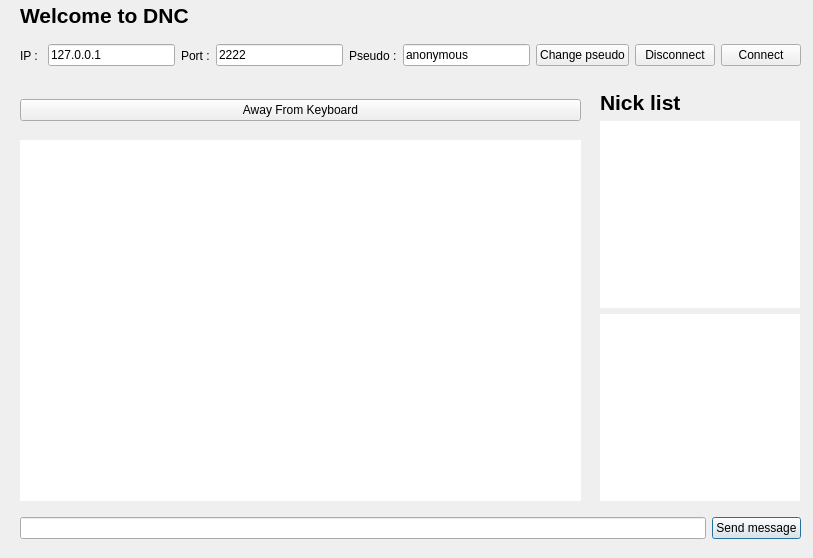
Old version of the form client/view/mainWindow.ui in the repository danfr/DNC.
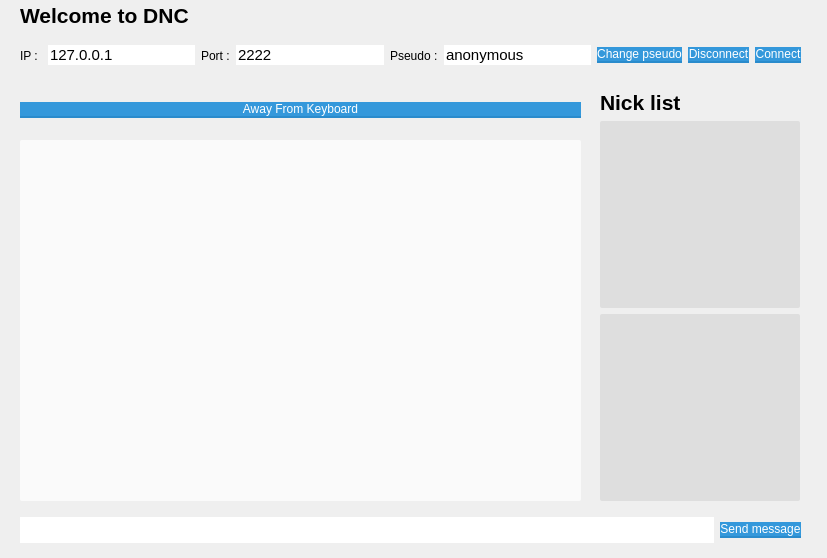
New version of the form. Icons and pictures are not drawn.

Commit message: design de fou !

```diff
--- a/client/view/mainWindow.ui
+++ b/client/view/mainWindow.ui
@@ -9,7 +9,7 @@
    <rect>
     <x>0</x>
     <y>0</y>
-    <width>813</width>
+    <width>827</width>
     <height>558</height>
    </rect>
   </property>
@@ -24,7 +24,10 @@
   </property>
   <property name="windowIcon">
    <iconset>
-    <normaloff>../../../../../../Images/Homer-Simpson-homer-simpson-3065329-800-600.jpg</normaloff>../../../../../../Images/Homer-Simpson-homer-simpson-3065329-800-600.jpg</iconset>
+    <normaloff>../../../../../../../../../../Images/Homer-Simpson-homer-simpson-3065329-800-600.jpg</normaloff>../../../../../../../../../../Images/Homer-Simpson-homer-simpson-3065329-800-600.jpg</iconset>
+  </property>
+  <property name="styleSheet">
+   <string notr="true">     background-color: #EFEFEF</string>
   </property>
   <property name="sizeGripEnabled">
    <bool>false</bool>
@@ -94,7 +97,12 @@
        <bool>false</bool>
       </property>
       <property name="styleSheet">
-       <string notr="true"/>
+       <string notr="true">
+      position: relative;
+      border-radius: 2px;
+      font-size: 0.9em;
+background-color: #DEDEDE;
+      color: #646464;</string>
       </property>
       <property name="frameShape">
        <enum>QFrame::NoFrame</enum>
@@ -151,7 +159,11 @@
        <bool>false</bool>
       </property>
       <property name="styleSheet">
-       <string notr="true"/>
+       <string notr="true">      position: relative;
+      border-radius: 2px;
+      font-size: 0.9em;
+background-color: #DEDEDE;
+      color: #646464;</string>
       </property>
       <property name="frameShape">
        <enum>QFrame::NoFrame</enum>
@@ -176,20 +188,56 @@
    <property name="geometry">
     <rect>
      <x>20</x>
-     <y>508</y>
+     <y>510</y>
      <width>781</width>
      <height>41</height>
     </rect>
    </property>
    <layout class="QHBoxLayout" name="horizontalLayout">
     <item>
-     <widget class="QLineEdit" name="lineEdit"/>
+     <widget class="QLineEdit" name="lineEdit">
+      <property name="styleSheet">
+       <string notr="true">    border: solid 1px #ccc;
+    font-size:20px;
+    background-color:rgb(255, 255, 255);</string>
+      </property>
+     </widget>
     </item>
     <item>
      <widget class="QPushButton" name="pushButton">
+      <property name="styleSheet">
+       <string notr="true">QPushButton {
+  vertical-align: top;
+  color: white;
+  text-align: center;
+  background: #3498db;
+  border: 0;
+  border-bottom: 2px solid #2a8bcc;
+}
+
+QPushButton : !enabled { 
+
+  vertical-align: top;
+  color: white;
+  text-align: center;
+  background: rgb(255, 255, 255);
+  border: 0;
+  border-bottom: 2px solid #2a8bcc;
+
+}</string>
+      </property>
+      <property name="inputMethodHints">
+       <set>Qt::ImhNone</set>
+      </property>
       <property name="text">
        <string>Send message</string>
       </property>
+      <property name="default">
+       <bool>false</bool>
+      </property>
+      <property name="flat">
+       <bool>false</bool>
+      </property>
      </widget>
     </item>
    </layout>
@@ -213,6 +261,11 @@
     </item>
     <item>
      <widget class="QLineEdit" name="lineEdit_4">
+      <property name="styleSheet">
+       <string notr="true">    border: solid 1px #ccc;
+    font-size:15px;
+    background-color:rgb(255, 255, 255);</string>
+      </property>
       <property name="inputMask">
        <string/>
       </property>
@@ -230,6 +283,11 @@
     </item>
     <item>
      <widget class="QLineEdit" name="lineEdit_3">
+      <property name="styleSheet">
+       <string notr="true">    border: solid 1px #ccc;
+    font-size:15px;
+    background-color:rgb(255, 255, 255);</string>
+      </property>
       <property name="text">
        <string>2222</string>
       </property>
@@ -244,6 +302,11 @@
     </item>
     <item>
      <widget class="QLineEdit" name="lineEdit_2">
+      <property name="styleSheet">
+       <string notr="true">    border: solid 1px #ccc;
+    font-size:15px;
+    background-color:rgb(255, 255, 255);</string>
+      </property>
       <property name="text">
        <string>anonymous</string>
       </property>
@@ -251,6 +314,16 @@
     </item>
     <item>
      <widget class="QPushButton" name="pushButton_6">
+      <property name="styleSheet">
+       <string notr="true">
+  vertical-align: top;
+  color: white;
+  text-align: center;
+  background: #3498db;
+  border: 0;
+  border-bottom: 2px solid #2a8bcc;
+</string>
+      </property>
       <property name="text">
        <string>Change pseudo</string>
       </property>
@@ -258,6 +331,16 @@
     </item>
     <item>
      <widget class="QPushButton" name="pushButton_3">
+      <property name="styleSheet">
+       <string notr="true">
+  vertical-align: top;
+  color: white;
+  text-align: center;
+  background: #3498db;
+  border: 0;
+  border-bottom: 2px solid #2a8bcc;
+</string>
+      </property>
       <property name="text">
        <string>Disconnect</string>
       </property>
@@ -265,6 +348,16 @@
     </item>
     <item>
      <widget class="QPushButton" name="pushButton_2">
+      <property name="styleSheet">
+       <string notr="true">
+  vertical-align: top;
+  color: white;
+  text-align: center;
+  background: #3498db;
+  border: 0;
+  border-bottom: 2px solid #2a8bcc;
+</string>
+      </property>
       <property name="text">
        <string>Connect</string>
       </property>
@@ -284,6 +377,16 @@
    <layout class="QHBoxLayout" name="horizontalLayout_3">
     <item>
      <widget class="QPushButton" name="pushButton_5">
+      <property name="styleSheet">
+       <string notr="true">
+  vertical-align: top;
+  color: white;
+  text-align: center;
+  background: #3498db;
+  border: 0;
+  border-bottom: 2px solid #2a8bcc;
+</string>
+      </property>
       <property name="text">
        <string>Away From Keyboard</string>
       </property>
@@ -319,6 +422,13 @@
    <property name="acceptDrops">
     <bool>false</bool>
    </property>
+   <property name="styleSheet">
+    <string notr="true">      position: relative;
+      border-radius: 2px;
+      font-size: 0.9em;
+background-color: #FAFAFA;
+      color: #646464;</string>
+   </property>
    <property name="frameShape">
     <enum>QFrame::NoFrame</enum>
    </property>
@@ -356,6 +466,13 @@
     <string>Welcome to DNC</string>
    </property>
   </widget>
+  <zorder>verticalLayoutWidget</zorder>
+  <zorder>horizontalLayoutWidget</zorder>
+  <zorder>horizontalLayoutWidget_2</zorder>
+  <zorder>horizontalLayoutWidget_3</zorder>
+  <zorder>txtOutput</zorder>
+  <zorder>label_2</zorder>
+  <zorder>listNames</zorder>
  </widget>
  <resources/>
  <connections/>
```
The commit also changes 2 other files.
